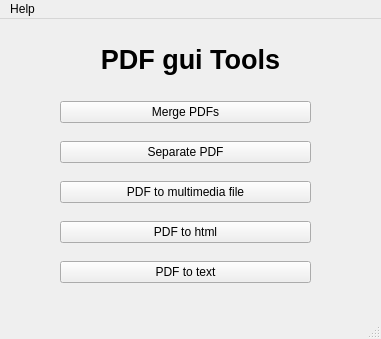
Qt form designer/pdfgui_tools.ui (TheWatcherMultiversal/pdfgui_tools) before a commit.
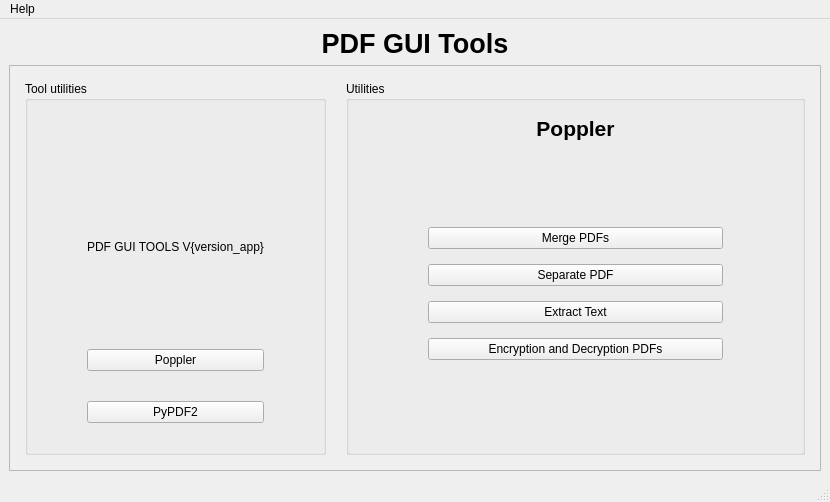
The same form after that commit. The open tabs and pages were chosen to show the change. Icons and pictures are not drawn.

Diff of the .ui file:
```diff
--- a/designer/pdfgui_tools.ui
+++ b/designer/pdfgui_tools.ui
@@ -6,8 +6,8 @@
    <rect>
     <x>0</x>
     <y>0</y>
-    <width>381</width>
-    <height>339</height>
+    <width>830</width>
+    <height>502</height>
    </rect>
   </property>
   <property name="minimumSize">
@@ -18,23 +18,17 @@
   </property>
   <property name="maximumSize">
    <size>
-    <width>381</width>
-    <height>362</height>
+    <width>16777215</width>
+    <height>16777215</height>
    </size>
   </property>
   <property name="windowTitle">
    <string>PDF GUI Tools</string>
   </property>
   <widget class="QWidget" name="centralwidget">
+   <layout class="QVBoxLayout" name="verticalLayout_2">
+    <item>
    <widget class="QLabel" name="label">
-    <property name="geometry">
-     <rect>
-      <x>80</x>
-      <y>10</y>
-      <width>221</width>
-      <height>61</height>
-     </rect>
-    </property>
     <property name="font">
      <font>
       <pointsize>20</pointsize>
@@ -46,22 +40,171 @@
      <enum>Qt::LeftToRight</enum>
     </property>
     <property name="text">
-     <string>PDF gui Tools</string>
+       <string>PDF GUI Tools</string>
     </property>
     <property name="alignment">
      <set>Qt::AlignCenter</set>
     </property>
    </widget>
-   <widget class="QWidget" name="verticalLayoutWidget">
+    </item>
+    <item>
+     <widget class="QScrollArea" name="scrollArea">
+      <property name="widgetResizable">
+       <bool>true</bool>
+      </property>
+      <widget class="QWidget" name="scrollAreaWidgetContents">
     <property name="geometry">
      <rect>
-      <x>60</x>
-      <y>70</y>
-      <width>251</width>
-      <height>211</height>
-     </rect>
-    </property>
+         <x>0</x>
+         <y>0</y>
+         <width>818</width>
+         <height>404</height>
+        </rect>
+       </property>
+       <layout class="QHBoxLayout" name="horizontalLayout">
+        <property name="spacing">
+         <number>20</number>
+        </property>
+        <property name="leftMargin">
+         <number>15</number>
+        </property>
+        <property name="topMargin">
+         <number>15</number>
+        </property>
+        <property name="rightMargin">
+         <number>15</number>
+        </property>
+        <property name="bottomMargin">
+         <number>15</number>
+        </property>
+        <item>
+         <widget class="QGroupBox" name="groupBox">
+          <property name="title">
+           <string>Tool utilities</string>
+          </property>
+          <layout class="QVBoxLayout" name="verticalLayout_4">
+           <property name="spacing">
+            <number>4</number>
+           </property>
+           <item>
+            <layout class="QVBoxLayout" name="verticalLayout_3" stretch="0,0,0">
+             <property name="spacing">
+              <number>30</number>
+             </property>
+             <property name="leftMargin">
+              <number>50</number>
+             </property>
+             <property name="topMargin">
+              <number>20</number>
+             </property>
+             <property name="rightMargin">
+              <number>50</number>
+             </property>
+             <property name="bottomMargin">
+              <number>20</number>
+             </property>
+             <item>
+              <layout class="QVBoxLayout" name="verticalLayout_7">
+               <item>
+                <widget class="QLabel" name="label_2">
+                 <property name="text">
+                  <string/>
+                 </property>
+                 <property name="pixmap">
+                  <pixmap>../icons/pdfguitools.svg</pixmap>
+                 </property>
+                 <property name="alignment">
+                  <set>Qt::AlignCenter</set>
+                 </property>
+                </widget>
+               </item>
+               <item>
+                <widget class="QLabel" name="label_3">
+                 <property name="text">
+                  <string>PDF GUI TOOLS V{version_app}</string>
+                 </property>
+                 <property name="alignment">
+                  <set>Qt::AlignHCenter|Qt::AlignTop</set>
+                 </property>
+                </widget>
+               </item>
+              </layout>
+             </item>
+             <item>
+              <widget class="QPushButton" name="poppler_button">
+               <property name="text">
+                <string>Poppler</string>
+               </property>
+              </widget>
+             </item>
+             <item>
+              <widget class="QPushButton" name="pypdf2_button">
+               <property name="text">
+                <string>PyPDF2</string>
+               </property>
+              </widget>
+             </item>
+            </layout>
+           </item>
+          </layout>
+         </widget>
+        </item>
+        <item>
+         <widget class="QGroupBox" name="groupBox_2">
+          <property name="title">
+           <string>Utilities</string>
+          </property>
+          <layout class="QVBoxLayout" name="verticalLayout_5">
+           <property name="spacing">
+            <number>4</number>
+           </property>
+           <property name="leftMargin">
+            <number>20</number>
+           </property>
+           <property name="topMargin">
+            <number>15</number>
+           </property>
+           <property name="rightMargin">
+            <number>20</number>
+           </property>
+           <item>
+            <widget class="QLabel" name="util_label">
+             <property name="font">
+              <font>
+               <pointsize>16</pointsize>
+               <weight>75</weight>
+               <bold>true</bold>
+              </font>
+             </property>
+             <property name="text">
+              <string>Poppler</string>
+             </property>
+             <property name="alignment">
+              <set>Qt::AlignCenter</set>
+             </property>
+            </widget>
+           </item>
+           <item>
+            <widget class="QStackedWidget" name="utils_stacked">
+             <widget class="QWidget" name="Poppler_page">
+              <layout class="QVBoxLayout" name="verticalLayout_8">
+               <item>
     <layout class="QVBoxLayout" name="verticalLayout">
+                 <property name="spacing">
+                  <number>15</number>
+                 </property>
+                 <property name="leftMargin">
+                  <number>50</number>
+                 </property>
+                 <property name="topMargin">
+                  <number>20</number>
+                 </property>
+                 <property name="rightMargin">
+                  <number>50</number>
+                 </property>
+                 <property name="bottomMargin">
+                  <number>20</number>
+                 </property>
      <item>
       <widget class="QPushButton" name="pdfunite_button">
        <property name="text">
@@ -98,14 +241,77 @@
       </widget>
      </item>
     </layout>
-   </widget>
+               </item>
+              </layout>
+             </widget>
+             <widget class="QWidget" name="PyPDF2_page">
+              <layout class="QVBoxLayout" name="verticalLayout_10">
+               <item>
+                <layout class="QVBoxLayout" name="verticalLayout_9">
+                 <property name="spacing">
+                  <number>15</number>
+                 </property>
+                 <property name="leftMargin">
+                  <number>50</number>
+                 </property>
+                 <property name="topMargin">
+                  <number>20</number>
+                 </property>
+                 <property name="rightMargin">
+                  <number>50</number>
+                 </property>
+                 <property name="bottomMargin">
+                  <number>20</number>
+                 </property>
+                 <item>
+                  <widget class="QPushButton" name="pypdf2merge_button">
+                   <property name="text">
+                    <string>Merge PDFs</string>
+                   </property>
+                  </widget>
+                 </item>
+                 <item>
+                  <widget class="QPushButton" name="pypdf2separate_button">
+                   <property name="text">
+                    <string>Separate PDF</string>
+                   </property>
+                  </widget>
+                 </item>
+                 <item>
+                  <widget class="QPushButton" name="pypdf2extract_text_button">
+                   <property name="text">
+                    <string>Extract Text</string>
+                   </property>
+                  </widget>
+                 </item>
+                 <item>
+                  <widget class="QPushButton" name="pypdf2encryption_button">
+                   <property name="text">
+                    <string>Encryption and Decryption PDFs</string>
+                   </property>
+                  </widget>
+                 </item>
+                </layout>
+               </item>
+              </layout>
+             </widget>
+            </widget>
+           </item>
+          </layout>
+         </widget>
+        </item>
+       </layout>
+      </widget>
+     </widget>
+    </item>
+   </layout>
   </widget>
   <widget class="QMenuBar" name="menubar">
    <property name="geometry">
     <rect>
      <x>0</x>
      <y>0</y>
-     <width>381</width>
+     <width>830</width>
      <height>24</height>
     </rect>
    </property>
```
Lines whose indentation alone changed are shown as unchanged.
